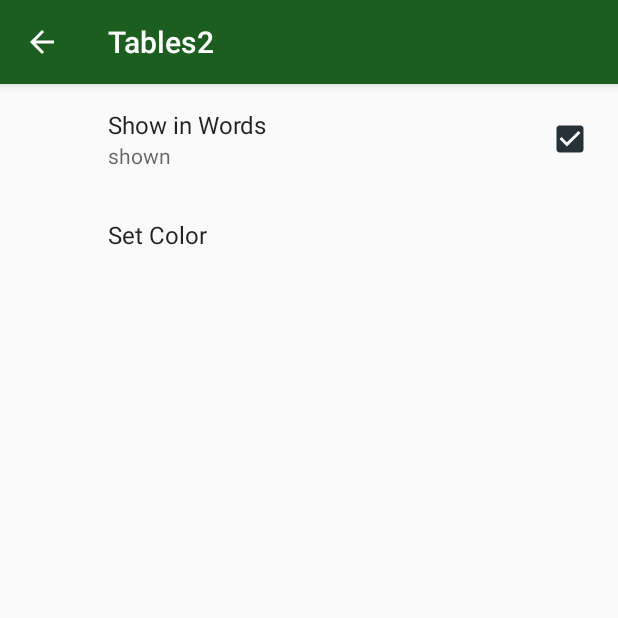
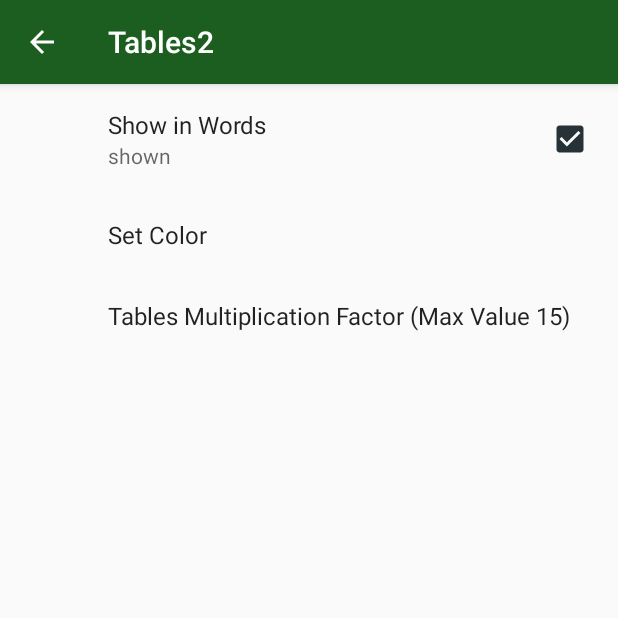
Before and after one commit to SURENDER14/Tables, an Android app: the MainActivity screen opened directly, with no data from a screen before it, in the options menu, after a tap on "Settings", on a phone screen of 412 x 824 dp, the top half of it. Run offline under Robolectric (Android 15) with nearby library versions, the phone set to English and light mode, and no system bars; our stand-ins replace androidx.preference; 1 statement that could not run was skipped.

Commit message:
Implement EditTextPreference

```diff
--- a/app/src/main/java/e/sura23/tables2/MainActivity.java
+++ b/app/src/main/java/e/sura23/tables2/MainActivity.java
@@ -23,6 +23,8 @@ public class MainActivity extends AppCompatActivity implements TableAdapter.List
     String Multiplier = "Multiplier";
     int multiplier;
     String colorFromPreference = "holo_green";
+    int multiplicationFactor = 15;
+    String TAG = MainActivity.class.getSimpleName ();
     private RecyclerView mRecyclerView;
     private TableAdapter mTableAdapter;
 
@@ -48,10 +50,10 @@ public class MainActivity extends AppCompatActivity implements TableAdapter.List
         mRecyclerView.setLayoutManager (layoutManager);
         SharedPreferences sharedPreferences = PreferenceManager.getDefaultSharedPreferences (this);
         textTableVisiblity = sharedPreferences.getBoolean (getString (R.string.pref_key), false);
-
-
+        multiplicationFactor = Integer.parseInt (sharedPreferences.getString ((getString (R.string.edit_text_key)), "15"));
+        colorFromPreference = sharedPreferences.getString (getString (R.string.list_pref_key), getString (R.string.pref_color_value_default));
         sharedPreferences.registerOnSharedPreferenceChangeListener (this);
-        mTableAdapter = new TableAdapter (this, textTableVisiblity, multiplier, colorFromPreference);
+        mTableAdapter = new TableAdapter (this, textTableVisiblity, multiplier, colorFromPreference, multiplicationFactor);
         mRecyclerView.setAdapter (mTableAdapter);
 
 
@@ -91,17 +93,22 @@ public class MainActivity extends AppCompatActivity implements TableAdapter.List
 
     @Override
     public void onSharedPreferenceChanged(SharedPreferences sharedPreferences, String key) {
+
+
         if (key.equals (getString (R.string.pref_key))) {
             textTableVisiblity = sharedPreferences.getBoolean (key, true);
-            mTableAdapter = new TableAdapter (this, textTableVisiblity, multiplier, colorFromPreference);
+            mTableAdapter = new TableAdapter (this, textTableVisiblity, multiplier, colorFromPreference, multiplicationFactor);
             mRecyclerView.setAdapter (mTableAdapter);
         } else if (key.equals ("color_key")) {
+            Log.d (TAG, "Executed");
+            colorFromPreference = sharedPreferences.getString (key, getString (R.string.pref_color_value_default));
+            mTableAdapter = new TableAdapter (this, textTableVisiblity, multiplier, colorFromPreference, multiplicationFactor);
+            mRecyclerView.setAdapter (mTableAdapter);
+        } else if (key.equals ("edit_text_key")) {
 
-            colorFromPreference = sharedPreferences.getString (key, getString (R.string.pref_color_value_default));
-            mTableAdapter = new TableAdapter (this, textTableVisiblity, multiplier, colorFromPreference);
+            multiplicationFactor = Integer.parseInt (sharedPreferences.getString ((getString (R.string.edit_text_key)), "15"));
+            mTableAdapter = new TableAdapter (this, textTableVisiblity, multiplier, colorFromPreference, multiplicationFactor);
             mRecyclerView.setAdapter (mTableAdapter);
-
-
         }
     }
 
--- a/app/src/main/java/e/sura23/tables2/TableAdapter.java
+++ b/app/src/main/java/e/sura23/tables2/TableAdapter.java
@@ -16,7 +16,7 @@ import android.widget.TextView;
 
 public class TableAdapter extends RecyclerView.Adapter<TableAdapter.NumberListItem> {
 
-    int itemCount = 15;
+    int itemCount;
     int multiplier;
     int Color;
     String colorFromPreference;
@@ -24,11 +24,12 @@ public class TableAdapter extends RecyclerView.Adapter<TableAdapter.NumberListIt
     boolean TextTableVisiblity;
 
 
-    TableAdapter(ListItemClickListener itemClickListener, boolean textTableVisiblity, int multiplier, String color) {
+    TableAdapter(ListItemClickListener itemClickListener, boolean textTableVisiblity, int multiplier, String color, int MultiplicationFactor) {
         mListItemClickListener = itemClickListener;
         TextTableVisiblity = textTableVisiblity;
         this.multiplier = multiplier;
         colorFromPreference = color;
+        itemCount = MultiplicationFactor;
     }
 
     @NonNull
--- a/app/src/main/res/values/strings.xml
+++ b/app/src/main/res/values/strings.xml
@@ -28,4 +28,12 @@
     <string name="pref_color_label_default">Holo Green</string>
     <string name="pref_color_value_default">holo_green</string>
 
+
+    <!--EditTextPreference-->
+
+    <string name="edit_text_title">Tables Multiplication Factor (Max Value 15)</string>
+    <string name="edit_text_key">edit_text_key</string>
+    <string name="edit_text_default_value">15</string>
+
+
 </resources>
--- a/app/src/main/res/xml/pref_fragment.xml
+++ b/app/src/main/res/xml/pref_fragment.xml
@@ -16,4 +16,11 @@
         android:key="@string/list_pref_key"
         android:title="@string/list_pref_labels" />
 
+    <EditTextPreference
+
+
+        android:defaultValue="@string/edit_text_default_value"
+        android:key="@string/edit_text_key"
+        android:title="@string/edit_text_title" />
+
 </PreferenceScreen>
```
